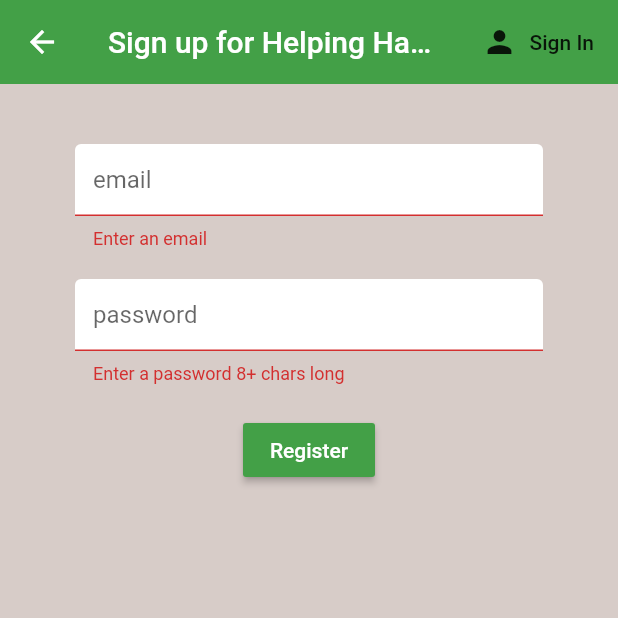
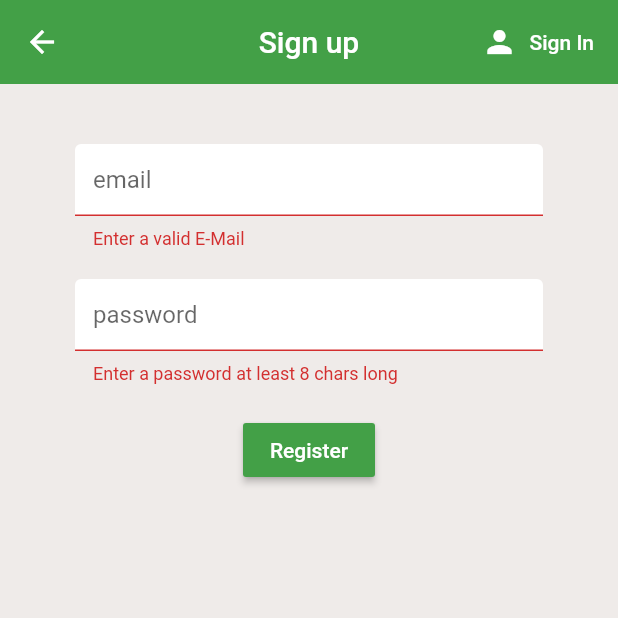
Before and after one commit to HelpingHandsProject/Application, a Flutter app: the Register screen opened directly, after a tap on "Register", on a phone screen of 412 x 824 dp, the top half of it. Run offline on Flutter 3.47's test engine with Material 2 defaults, Android fonts, the phone set to English and light mode, and no system bars; our stand-ins replace cloud_firestore, firebase_auth, flutter_spinkit, google_sign_in; missing offline and left inert: flutter_auth_buttons; accounts and stored records are empty.

Commit message:
Compound Change

```diff
--- /dev/null
+++ b/lib/Constants/colors.dart
@@ -0,0 +1,27 @@
+import 'package:flutter/cupertino.dart';
+import 'package:flutter/material.dart';
+
+// Basic Colors
+final Color PrimaryColor = Colors.green[600];
+final Color BackgroundColor = Colors.brown[50];
+final Color ErrorColor = Colors.red;
+
+// Text colors
+final Color DarkTextColor = Colors.black54;
+final Color LightTextColor = Colors.white;
+
+// Symbol Colors
+final Color UnselectedItemColor = Colors.grey[600];
+final Color LoadingSymbolColor = Colors.brown;
+
+const textInputDecoration = InputDecoration(
+  fillColor: Colors.white,
+  filled: true,
+  contentPadding: EdgeInsets.all(12.0),
+  enabledBorder: OutlineInputBorder(
+    borderSide: BorderSide(color: Colors.white, width: 2.0),
+  ),
+  focusedBorder: OutlineInputBorder(
+    borderSide: BorderSide(color: Colors.black54, width: 2.0),
+  ),
+);
--- /dev/null
+++ b/lib/Elements/baseAppBar.dart
@@ -0,0 +1,37 @@
+import 'package:flutter/cupertino.dart';
+import 'package:flutter/material.dart';
+import 'package:helping_hands/Constants/colors.dart';
+
+
+class BaseAppBar extends StatelessWidget with PreferredSizeWidget{
+  BaseAppBar({
+    Key key,
+    @required this.titleText, @required this.icon, @required this.buttonText, @required this.onPressedFunction,
+  }) : super(key: key);
+
+  final String titleText;
+  final IconData icon;
+  final String buttonText;
+  final Function onPressedFunction;
+
+  @override
+  Widget build(BuildContext context) {
+    return AppBar(
+      backgroundColor: PrimaryColor,
+      elevation: 0.0,
+      title: Text(titleText),
+      centerTitle: true,
+      actions: <Widget>[
+        FlatButton.icon(
+          icon: Icon(icon),
+          label: Text(buttonText),
+          textColor: LightTextColor,
+          onPressed: onPressedFunction,
+        ),
+      ],
+    );
+  }
+
+  @override
+  Size get preferredSize => Size.fromHeight(kToolbarHeight);
+}
--- /dev/null
+++ b/lib/Elements/formFields.dart
@@ -0,0 +1,51 @@
+import 'package:flutter/material.dart';
+import 'package:helping_hands/Constants/colors.dart';
+
+class PasswordTextField extends TextFormField{
+
+  static RegExp letter = new RegExp(r".*[a-zA-Z].*",);
+  static RegExp number = new RegExp(r".*\d.*",);
+  static RegExp special = new RegExp(r".*\W.*",);
+
+  PasswordTextField(Function(String) onChanged) : super(
+      decoration: textInputDecoration.copyWith(hintText: 'password'),
+      obscureText: true,
+      validator: passwordValidator,
+      onChanged: onChanged);
+
+  static String passwordValidator(String pass){
+
+    if(pass.length <= 8){
+      return 'Enter a password at least 8 chars long';
+    }
+    if(!letter.hasMatch(pass)){
+      return 'Enter a password with at one letter';
+    }
+    if(!number.hasMatch(pass)){
+      return 'Enter a password with at one number';
+    }
+    if(!special.hasMatch(pass)){
+      return 'Enter a password with at one special symbol';
+    }
+      return null;
+  }
+}
+
+  class EmailTextField extends TextFormField{
+
+    static RegExp email = new RegExp(
+        r"^[a-zA-Z0-9.a-zA-Z0-9.!#$%&'*+-/=?^_{|}~]+@[a-zA-Z0-9]+.[a-zA-Z]+");
+
+    EmailTextField(Function(String) onChanged) : super(
+    decoration: textInputDecoration.copyWith(hintText: 'email'),
+    validator: emailValidator,
+    onChanged: onChanged);
+
+  static String emailValidator(String pass){
+
+  if(!email.hasMatch(pass)){
+  return 'Enter a valid E-Mail';
+  }
+  return null;
+  }
+}
--- a/lib/screens/authenticate/register.dart
+++ b/lib/screens/authenticate/register.dart
@@ -1,8 +1,9 @@
+import 'package:helping_hands/Constants/colors.dart';
+import 'package:helping_hands/Elements/baseAppBar.dart';
+import 'package:helping_hands/Elements/formFields.dart';
 import 'package:helping_hands/services/auth.dart';
-import 'package:helping_hands/shared/constants.dart';
 import 'package:helping_hands/shared/loading.dart';
 import 'package:flutter/material.dart';
-import 'package:flutter_auth_buttons/flutter_auth_buttons.dart';
 
 class Register extends StatefulWidget {
 
@@ -20,27 +21,16 @@ class _RegisterState extends State<Register> {
   String error = '';
   bool loading = false;
 
-  // text field state
+  // Text field state
   String email = '';
   String password = '';
 
   @override
   Widget build(BuildContext context) {
     return loading ? Loading() : Scaffold(
-      backgroundColor: Colors.brown[100],
-      //ParametrizedAppBar(performAction: widget.toggleView(), displayText: 'Sign up for Helping Hands', displayIcon: Icons.person, buttonLabel: 'Sign In', appBar: AppBar()),
-      appBar: AppBar(
-        backgroundColor: Colors.green[600],
-        elevation: 0.0,
-        title: Text('Sign up for Helping Hands'),
-        actions: <Widget>[
-          FlatButton.icon(
-            icon: Icon(Icons.person),
-            label: Text('Sign In'),
-            onPressed: () => widget.toggleView(),
-          ),
-        ],
-      ),
+      backgroundColor: BackgroundColor,
+      appBar: BaseAppBar(titleText: 'Sign up', icon: Icons.person,
+          buttonText: "Sign In", onPressedFunction: widget.toggleView),
       body: Container(
         padding: EdgeInsets.symmetric(vertical: 20.0, horizontal: 50.0),
         child: Form(
@@ -48,75 +38,23 @@ class _RegisterState extends State<Register> {
           child: Column(
             children: <Widget>[
               SizedBox(height: 20.0),
-              TextFormField(
-                decoration: textInputDecoration.copyWith(hintText: 'email'),
-                validator: (val) => val.isEmpty ? 'Enter an email' : null,
-                onChanged: (val) {
-                  setState(() => email = val);
-                },
-              ),
+              EmailTextField((val) {setState(() => email = val);}),
               SizedBox(height: 20.0),
-              TextFormField(
-                decoration: textInputDecoration.copyWith(hintText: 'password'),
-                obscureText: true,
-                validator: (val) => val.length < 8 ? 'Enter a password 8+ chars long' : null,
-                onChanged: (val) {
-                  setState(() => password = val);
-                },
-              ),
+              PasswordTextField((val) {setState(() => password = val);}),
               SizedBox(height: 20.0),
               RaisedButton(
-                color: Colors.green[600],
+                color: PrimaryColor,
                 child: Text(
                   'Register',
-                  style: TextStyle(color: Colors.white),
+                  style: TextStyle(color: LightTextColor),
                 ),
-                onPressed: () async {
-                  if(_formKey.currentState.validate()){
-                    setState(() => loading = true);
-                    dynamic result = await _auth.registerWithEmailAndPassword(email, password);
-                    if(result == null) {
-                      setState(() {
-                        loading = false;
-                        error = 'Please supply a valid email';
-                      });
-                    }
-                  }
-                }
+                onPressed: registerWithEmailAndPasswordButton
               ),
               SizedBox(height: 6.0),
-              /*GoogleSignInButton(onPressed: () async {
-                setState(() => loading = true);
-                dynamic result = await _auth.googleSignIn();
-                if(result == null) {
-                  setState(() {
-                    loading = false;
-                    error = 'Could not sign in with google';
-                  });
-                }
-              }),
-              RaisedButton(
-                  color: Colors.white,
-                  child: Text(
-                    'Register with Google',
-                    style: TextStyle(color: Colors.black),
-                  ),
-                  onPressed: () async {
-                    setState(() => loading = true);
-                    dynamic result = await _auth.googleSignIn();
-                    if(result == null) {
-                      setState(() {
-                        loading = false;
-                        error = 'Could not register you with google';
-                      });
-                    }
-
-                  }
-              ),*/
               SizedBox(height: 12.0),
               Text(
                 error,
-                style: TextStyle(color: Colors.red, fontSize: 14.0),
+                style: TextStyle(color: ErrorColor, fontSize: 14.0),
               )
             ],
           ),
@@ -124,4 +62,17 @@ class _RegisterState extends State<Register> {
       ),
     );
   }
+
+  Future registerWithEmailAndPasswordButton() async{
+    if(_formKey.currentState.validate()){
+      setState(() => loading = true);
+      dynamic result = await _auth.registerWithEmailAndPassword(email, password);
+      if(result == null) {
+        setState(() {
+          loading = false;
+          error = 'Please supply a valid email';
+        });
+      }
+    }
+  }
 }
--- a/lib/shared/constants.dart
+++ /dev/null
@@ -1,13 +0,0 @@
-import 'package:flutter/material.dart';
-
-const textInputDecoration = InputDecoration(
-  fillColor: Colors.white,
-  filled: true,
-  contentPadding: EdgeInsets.all(12.0),
-  enabledBorder: OutlineInputBorder(
-    borderSide: BorderSide(color: Colors.white, width: 2.0),
-  ),
-  focusedBorder: OutlineInputBorder(
-    borderSide: BorderSide(color: Colors.black54, width: 2.0),
-  ),
-);
--- a/lib/shared/loading.dart
+++ b/lib/shared/loading.dart
@@ -1,14 +1,16 @@
 import 'package:flutter/material.dart';
 import 'package:flutter_spinkit/flutter_spinkit.dart';
+import 'package:helping_hands/Constants/colors.dart';
+
 
 class Loading extends StatelessWidget {
   @override
   Widget build(BuildContext context) {
     return Container(
-      color: Colors.brown[100],
+      color: BackgroundColor,
       child: Center(
         child: SpinKitChasingDots(
-          color: Colors.brown,
+          color: LoadingSymbolColor,
           size: 50.0,
         ),
       ),
```
Also changed, not shown: lib/Elements/logoutAppBar.dart (added, +20 -0 lines), lib/screens/authenticate/sign_in.dart (+34 -44 lines), lib/screens/authenticate/verify_email.dart (+12 -25 lines), lib/screens/home/home.dart (+13 -53 lines), lib/screens/home/profile.dart (deleted, +0 -12 lines), lib/screens/wrapper.dart (+4 -4 lines), lib/services/auth.dart (+10 -7 lines).
